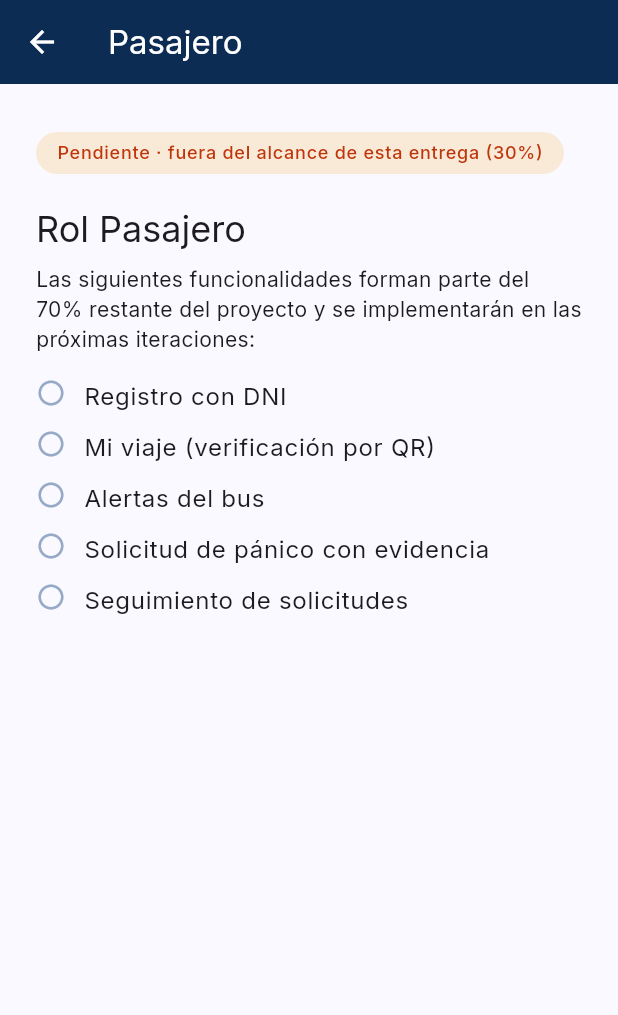
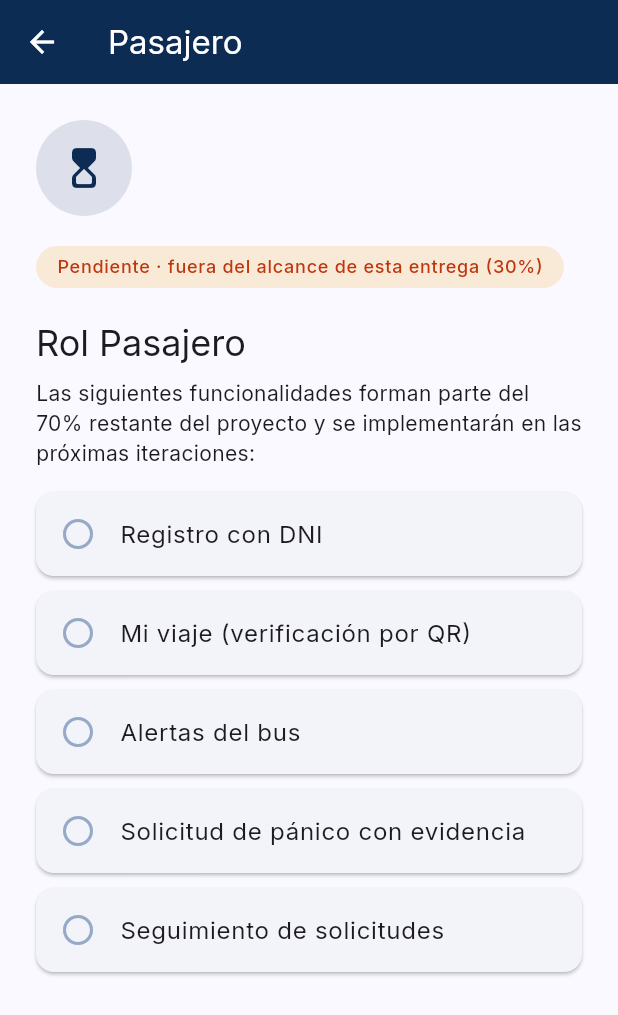
Before and after one commit to upc-pre-202620-1acc0238-4939-dreamteam/safebus-mobile-flutter, a Flutter app: the PassengerPlaceholderScreen screen opened directly, on a phone screen of 412 x 824 dp. Shown: the top 1015 px of the screen. Run offline on Flutter 3.47's test engine with Material 3 defaults, Android fonts, the phone set to English and light mode, and no system bars; our stand-ins replace google_fonts.

Commit message:
style(widgets): improve RolePendingBody layout with role icon and item cards

```diff
--- a/lib/widgets/role_pending_body.dart
+++ b/lib/widgets/role_pending_body.dart
@@ -9,20 +9,29 @@ class RolePendingBody extends StatelessWidget {
     super.key,
     required this.role,
     required this.items,
+    this.icon = Icons.hourglass_top_rounded,
+    this.color = AppColors.primary,
   });
 
   final String role;
   final List<String> items;
+  final IconData icon;
+  final Color color;
 
   @override
   Widget build(BuildContext context) {
     final theme = Theme.of(context);
-    return Padding(
+    return SingleChildScrollView(
       padding: const EdgeInsets.all(24),
       child: Column(
         crossAxisAlignment: CrossAxisAlignment.start,
         children: [
-          const SizedBox(height: 8),
+          CircleAvatar(
+            radius: 32,
+            backgroundColor: color.withValues(alpha: 0.12),
+            child: Icon(icon, color: color, size: 32),
+          ),
+          const SizedBox(height: 20),
           Container(
             padding: const EdgeInsets.symmetric(horizontal: 14, vertical: 6),
             decoration: BoxDecoration(
@@ -40,22 +49,19 @@ class RolePendingBody extends StatelessWidget {
           const SizedBox(height: 8),
           Text(
             'Las siguientes funcionalidades forman parte del 70% restante '
-            'del proyecto y se implementarán en las próximas iteraciones:',
+                'del proyecto y se implementarán en las próximas iteraciones:',
             style: theme.textTheme.bodyMedium,
           ),
           const SizedBox(height: 16),
           ...items.map(
-            (it) => Padding(
-              padding: const EdgeInsets.only(bottom: 10),
-              child: Row(
-                crossAxisAlignment: CrossAxisAlignment.start,
-                children: [
-                  const Icon(Icons.radio_button_unchecked_rounded,
-                      size: 20, color: AppColors.muted),
-                  const SizedBox(width: 12),
-                  Expanded(
-                      child: Text(it, style: theme.textTheme.bodyLarge)),
-                ],
+                (it) => Card(
+              margin: const EdgeInsets.only(bottom: 10),
+              child: ListTile(
+                leading: const Icon(
+                  Icons.radio_button_unchecked_rounded,
+                  color: AppColors.muted,
+                ),
+                title: Text(it, style: theme.textTheme.bodyLarge),
               ),
             ),
           ),
```
